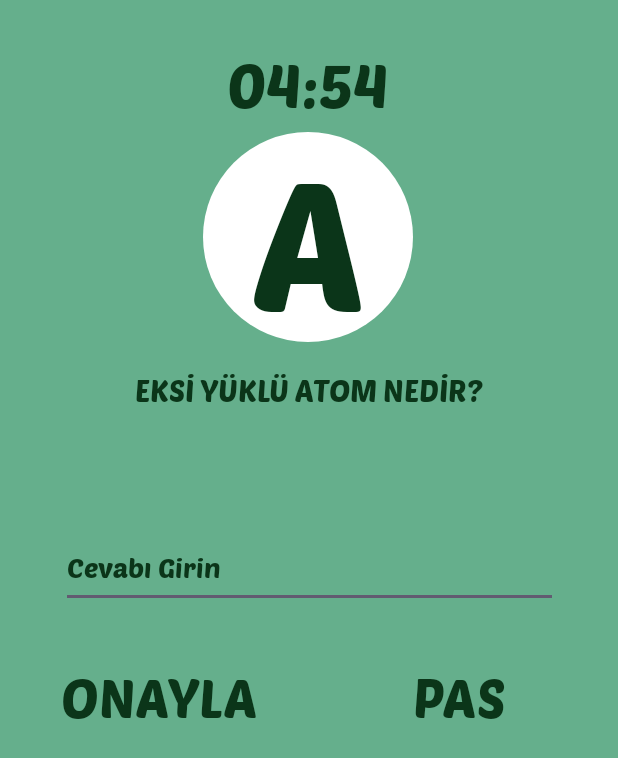
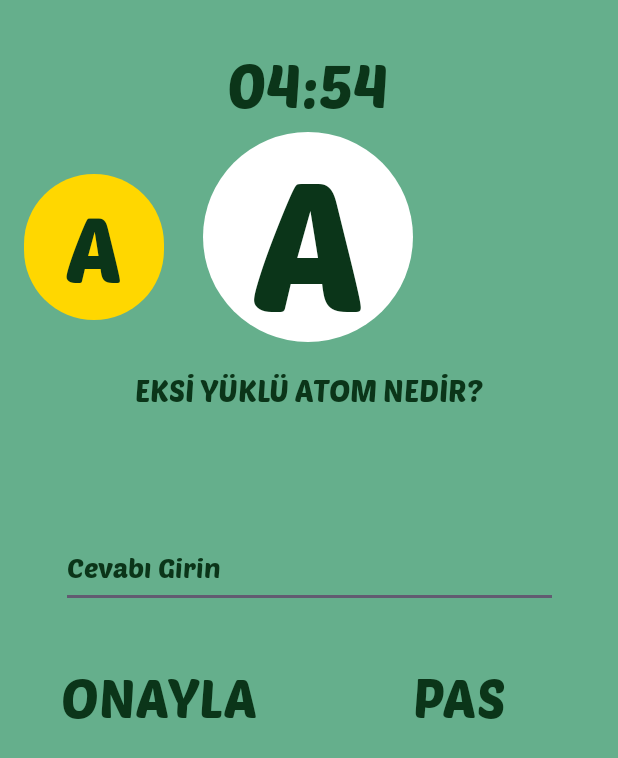
Before and after one commit to uslanozan/Omnidle, an Android app: the QuestionsActivity screen opened directly, with no data from a screen before it, after a tap on "ONAYLA", on a phone screen of 412 x 824 dp. Shown: the top 758 px of the screen. Run offline under Robolectric (Android 15) with nearby library versions, the phone set to English and light mode, and no system bars; 10 statements that could not run were skipped; 1 other tap on this screen came first.

Commit message:
quest shows red and green

```diff
--- a/app/src/main/java/com/android/alesta/omnidle/Node.java
+++ b/app/src/main/java/com/android/alesta/omnidle/Node.java
@@ -3,12 +3,12 @@ package com.android.alesta.omnidle;
 class Node<T> {
     public T data;
     public Node<T> next;
-    public boolean isEmpty;
+    public String color;
 
     public Node(T data) {
         this.data = data;
         this.next = null;
-        this.isEmpty = true;
+        this.color = "w";
     }
 
     public String toString() {
--- a/app/src/main/java/com/android/alesta/omnidle/QuestionsActivity.java
+++ b/app/src/main/java/com/android/alesta/omnidle/QuestionsActivity.java
@@ -29,13 +29,17 @@ public class QuestionsActivity extends AppCompatActivity {
     TextView txtLetter;
     TextView txtQuestion;
     TextView txtTimer;
+    TextView txtLetterBefore;
+    TextView txtLetterAfter;
     CountDownTimer timer;
 
     //TODO: ŞUANLIK LİSTE BOŞ
     CircularLinkedList<ArrayList<String>> questions = new CircularLinkedList<>();
     ArrayList<ArrayList<String>> questAnsw;
+    ArrayList<ArrayList<String>> resultList=new ArrayList<>();;
+
     Node<ArrayList<String>> question = questions.head;
-
+    Node<ArrayList<String>> head;
 
     @Override
     protected void onCreate(Bundle savedInstanceState) {
@@ -66,18 +70,21 @@ public class QuestionsActivity extends AppCompatActivity {
         }
 
         question = questions.head;
-
+        head = questions.head;
         // HARF
         txtLetter = findViewById(R.id.txtLetter);
-
+        txtLetterBefore=findViewById(R.id.txtLetterBefore);
+        txtLetterAfter=findViewById(R.id.txtLetterAfter);
         // SORU
         txtQuestion = findViewById(R.id.txtQuestion);
 
+
         System.out.println(questions);
         System.out.println(question);
-
+        txtLetterBefore.setVisibility(View.INVISIBLE);
         txtLetter.setText(question.data.get(0));
         txtQuestion.setText(question.data.get(2));
+        txtLetterAfter.setText(question.next.data.get(0));
 
 
 
@@ -91,41 +98,48 @@ public class QuestionsActivity extends AppCompatActivity {
         btnOK.setOnClickListener(new View.OnClickListener() {
             @Override
             public void onClick(View v) {
+                txtLetterAfter.setVisibility(View.INVISIBLE);
                 // KULLANICI CEVABI
                 eTxtAnswer = findViewById(R.id.eTxtAnswer);
+                txtLetterBefore.setVisibility(View.VISIBLE);
+
+
                 // Doğru
                 if (Objects.equals(eTxtAnswer.getText().toString().toLowerCase(), question.data.get(1).toLowerCase())){
                     //TODO: BİR SONRAKİNİ YAPIYOR KENDİSİNİ DEĞİL
-                    txtLetter.setBackground(correctGreen);
-                    System.out.println(eTxtAnswer.getText().toString()+"TRUE");
-                    question.isEmpty = false;
+                    txtLetterBefore.setBackground(correctGreen);
+                    question.data.add("g");
+                    resultList.add(question.data);
+                    Toast.makeText(getApplicationContext(), "True", Toast.LENGTH_SHORT).show();
                 }
                 // Pas geçme durumu
                 else {
                     if (eTxtAnswer.getText().toString().isEmpty()) {
-                        txtLetter.setBackground(passYellow);
+                        questions.insertToEnd(question.data, question.color);
+                        txtLetterBefore.setBackground(passYellow);
+                        question.color="y";
                         System.out.println(eTxtAnswer.getText().toString()+"PASS");
                     }
                     // Yanlış
                     else {
-                        txtLetter.setBackground(wrongRed);
                         System.out.println(eTxtAnswer.getText().toString()+"FALSE");
-                        question.isEmpty = false;
+                        question.data.add("r");
+                        resultList.add(question.data);
+                        txtLetterBefore.setBackground(wrongRed);
                     }
                 }
-                //TODO: BEKLEME İŞİ ÇALIŞMIYOR DÜZELT
-                /*
-                try {
-                    wait(500);
-                } catch (InterruptedException e) {
-                    throw new RuntimeException(e);
-                }
-                 */
 
                 txtLetter.setBackground(whiteEmpty);
-                question= question.next;
+                txtLetterBefore.setText(question.data.get(0));
+                if (question.next!=head){
+                    question= question.next;
+                    txtLetterAfter.setText(question.next.data.get(0));
+                    txtLetterAfter.setVisibility(View.VISIBLE);
+                }
                 txtLetter.setText(question.data.get(0));
                 txtQuestion.setText(question.data.get(2));
+
+                eTxtAnswer.setText("");
             }
         });
 
@@ -135,11 +149,24 @@ public class QuestionsActivity extends AppCompatActivity {
         btnPass.setOnClickListener(new View.OnClickListener() {
             @Override
             public void onClick(View v) {
-                txtLetter.setBackground(passYellow);
+                questions.insertToEnd(question.data,question.color);
+                txtLetterBefore.setVisibility(View.VISIBLE);
+                eTxtAnswer = findViewById(R.id.eTxtAnswer);
+                txtLetterAfter.setVisibility(View.INVISIBLE);
+                txtLetterBefore.setBackground(passYellow);
+                question.color="y";
                 txtLetter.setBackground(whiteEmpty);
-                question= question.next;
+
+                if (question.next!=head){
+                    txtLetterBefore.setText(question.data.get(0));
+                    question= question.next;
+                    txtLetterAfter.setText(question.next.data.get(0));
+                    txtLetterAfter.setVisibility(View.VISIBLE);
+                }
                 txtLetter.setText(question.data.get(0));
                 txtQuestion.setText(question.data.get(2));
+
+                eTxtAnswer.setText("");
             }
         });
 
--- a/app/src/main/res/layout/activity_questions.xml
+++ b/app/src/main/res/layout/activity_questions.xml
@@ -9,6 +9,39 @@
     android:background="@color/background_green"
     tools:context=".QuestionsActivity">
 
+
+    <TextView
+        android:id="@+id/txtLetterBefore"
+        android:layout_width="93dp"
+        android:layout_height="97dp"
+        android:layout_marginTop="36dp"
+        android:background="@drawable/circle_white"
+        android:fontFamily="@font/poetsen_one"
+        android:gravity="center"
+        android:text="A"
+        android:textColor="@color/frame_green"
+        android:textSize="60sp"
+        app:layout_constraintEnd_toEndOf="parent"
+        app:layout_constraintHorizontal_bias="0.05"
+        app:layout_constraintStart_toStartOf="parent"
+        app:layout_constraintTop_toBottomOf="@+id/txtTimer" />
+
+    <TextView
+        android:id="@+id/txtLetterAfter"
+        android:layout_width="93dp"
+        android:layout_height="97dp"
+        android:layout_marginTop="36dp"
+        android:background="@drawable/circle_white"
+        android:fontFamily="@font/poetsen_one"
+        android:gravity="center"
+        android:text="A"
+        android:textColor="@color/frame_green"
+        android:textSize="60sp"
+        android:visibility="visible"
+        app:layout_constraintEnd_toEndOf="parent"
+        app:layout_constraintHorizontal_bias="0.949"
+        app:layout_constraintStart_toStartOf="parent"
+        app:layout_constraintTop_toBottomOf="@+id/txtTimer" />
 
     <TextView
         android:id="@+id/txtLetter"
```
Also changed, not shown: app/src/main/java/com/android/alesta/omnidle/CircularLinkedList.java (+15 -0 lines), app/src/main/java/com/android/alesta/omnidle/QuestionCreator.java (+4 -3 lines).
